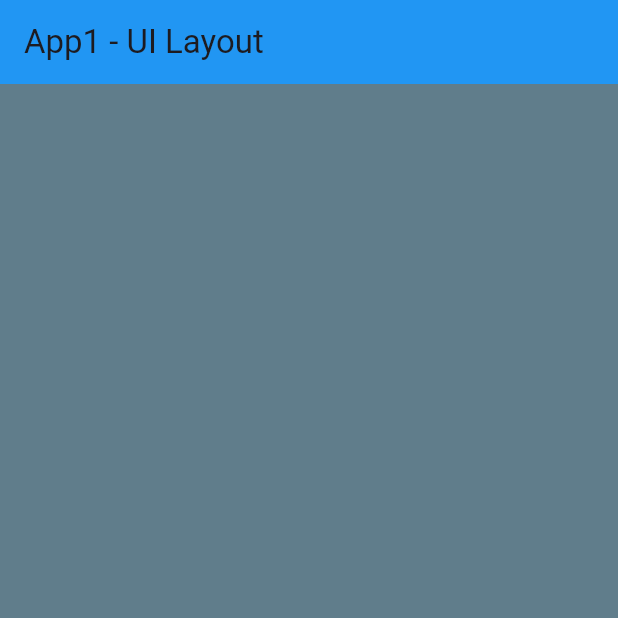
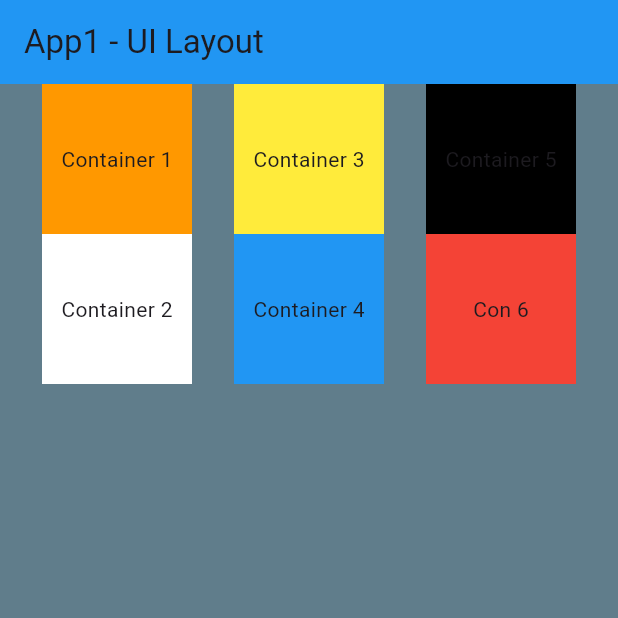
Before and after one commit to loganraff/DMIT2504-assignment-01, a Flutter app: the screen it shows after launch, on a phone screen of 412 x 824 dp, the top half of it. Run offline on Flutter 3.47's test engine with Material 3 defaults, Android fonts, the light colour scheme and no system bars.

Commit message:
Created general layout

```diff
--- a/dmit_2504_assignment01/lib/main.dart
+++ b/dmit_2504_assignment01/lib/main.dart
@@ -25,12 +25,83 @@ class MyApp extends StatelessWidget {
           title: const Text("App1 - UI Layout"),
           backgroundColor: Colors.blue,
         ),
-        body: const Row(
+        body: Row(
           mainAxisAlignment: MainAxisAlignment.spaceEvenly,
           mainAxisSize: MainAxisSize.max,
           children: <Widget>[
             //TODO: Put your code here to complete this app.
-
+            Column(
+              children: [
+                Container(
+                  height: 100.0,
+                  width: 100.0,
+                  color: Colors.orange,
+                  child: const Center(
+                    child: Text(
+                      'Container 1'
+                    ),
+                  )
+                ),
+                Container(
+                  height: 100.0,
+                  width: 100.0,
+                  color: Colors.white,
+                  child: const Center(
+                    child: Text(
+                      "Container 2"
+                    ),
+                  ),
+                )
+              ],
+            ),
+            Column(
+              children: [
+                Container(
+                  height: 100.0,
+                  width: 100.0,
+                  color: Colors.yellow,
+                  child: const Center(
+                    child: Text(
+                      "Container 3"
+                    ),
+                  ),
+                ),
+                Container(
+                  height: 100.0,
+                  width: 100.0,
+                  color: Colors.blue,
+                  child: const Center(
+                    child: Text(
+                      "Container 4"
+                    ),
+                  ),
+                )
+              ],
+            ),
+            Column(
+              children: [
+                Container(
+                  height: 100.0,
+                  width: 100.0,
+                  color: Colors.black,
+                  child: const Center(
+                    child: Text(
+                      "Container 5"
+                    ),
+                  ),
+                ),
+                Container(
+                  height: 100.0,
+                  width: 100.0,
+                  color: Colors.red,
+                  child: const Center(
+                    child: Text(
+                      "Con 6"
+                    ),
+                  ),
+                )
+              ],
+            )
           ],
         ),
       ),
```
